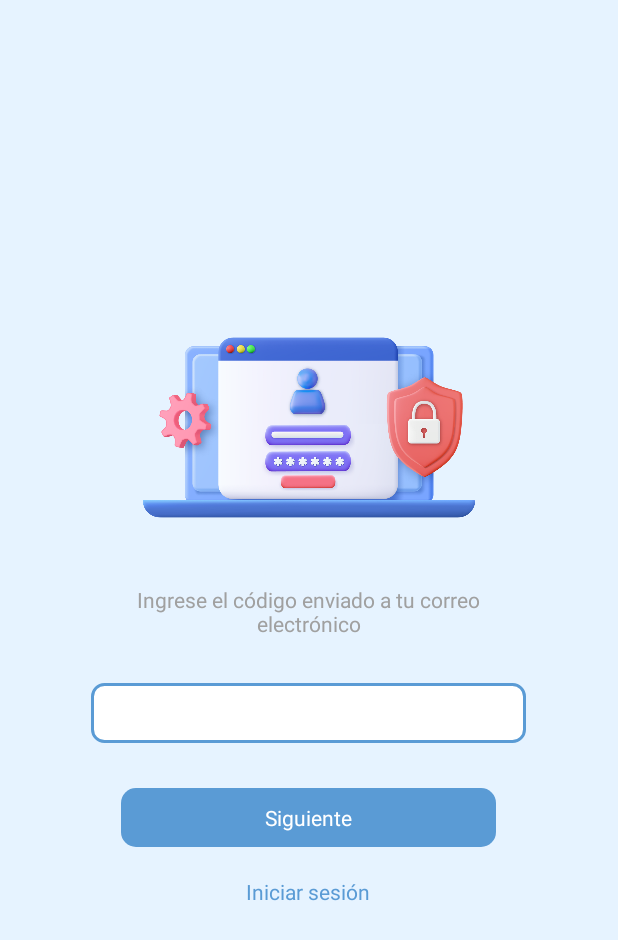
After one commit to ivannadomz/Medipet_Movil, an Android app: the layout activity_recover_pass_code.xml on its own in the app's theme, with its tools: preview values and no code run, on a phone screen of 412 x 824 dp. The commit adds this screen. Shown: the top 940 px of the screen. Run offline under Robolectric (Android 15) with nearby library versions, the light colour scheme and no system bars.

Commit message:
Front de Recover Password 2

```diff
--- /dev/null
+++ b/app/src/main/res/layout/activity_recover_pass_code.xml
@@ -0,0 +1,65 @@
+<?xml version="1.0" encoding="utf-8"?>
+<LinearLayout xmlns:android="http://schemas.android.com/apk/res/android"
+    android:orientation="vertical"
+    android:layout_width="match_parent"
+    android:layout_height="match_parent"
+    android:background="#E6F3FF"
+    android:padding="16dp"
+    android:gravity="center">
+
+    <ImageView
+        android:layout_width="match_parent"
+        android:layout_height="150dp"
+        android:contentDescription="@string/img_pass_des"
+        android:src="@drawable/img_pass"
+        android:layout_marginBottom="30dp"/>
+
+    <TextView
+        android:layout_width="wrap_content"
+        android:layout_height="wrap_content"
+        android:maxWidth="270dp"
+        android:text="@string/pass_des_2"
+        android:textSize="14sp"
+        android:textColor="#A0A0A0"
+        android:textAlignment="center"/>
+
+    <EditText
+        android:id="@+id/etNmCode1"
+        android:layout_width="wrap_content"
+        android:layout_height="wrap_content"
+        android:minWidth="290dp"
+        android:minHeight="40dp"
+        android:inputType="number"
+        android:hint="@null"
+        android:background="@drawable/rounded_blue_border"
+        android:importantForAutofill="no"
+        android:layout_margin="30dp"/>
+
+    <TextView
+        android:id="@+id/btnContinue"
+        android:layout_width="wrap_content"
+        android:layout_height="wrap_content"
+        android:minWidth="250dp"
+        android:gravity="center"
+        android:text="@string/continue_button"
+        android:background="@drawable/button_border"
+        android:textColor="#FFFFFF"
+        android:padding="10dp"
+        android:clickable="true"
+        android:focusable="true"
+        android:layout_marginBottom="10dp"/>
+
+    <TextView
+        android:id="@+id/btnBackLogin"
+        android:layout_width="wrap_content"
+        android:layout_height="wrap_content"
+        android:minWidth="250dp"
+        android:gravity="center"
+        android:text="@string/login_button"
+        android:textColor="#5A9BD5"
+        android:background="@null"
+        android:padding="10dp"
+        android:clickable="true"
+        android:focusable="true"/>
+
+</LinearLayout>
--- a/app/src/main/res/values/strings.xml
+++ b/app/src/main/res/values/strings.xml
@@ -4,6 +4,7 @@
     <string name="email_input">Email</string>
     <string name="email_des">Icon email</string>
     <string name="login_button">Iniciar sesión</string>
+    <string name="continue_button">Siguiente</string>
     <!-- Interfaz prescription -->
     <string name="img_prescription_des">Imagen de prescripcion</string>
     <string name="reason_label">Motivo:</string>
@@ -17,5 +18,6 @@
     <!-- Interfaz recover password -->
     <string name="img_pass_des">Imagen de recuperar contraseña</string>
     <string name="pass_des_1">Ingrese su dirección de correo electrónico y te enviaremos un codigo a su correo electrónico para restablecer su contraseña.</string>
+    <string name="pass_des_2">Ingrese el código enviado a tu correo electrónico</string>
     <string name="btn_recover">Restablecer</string>
 </resources>
```
